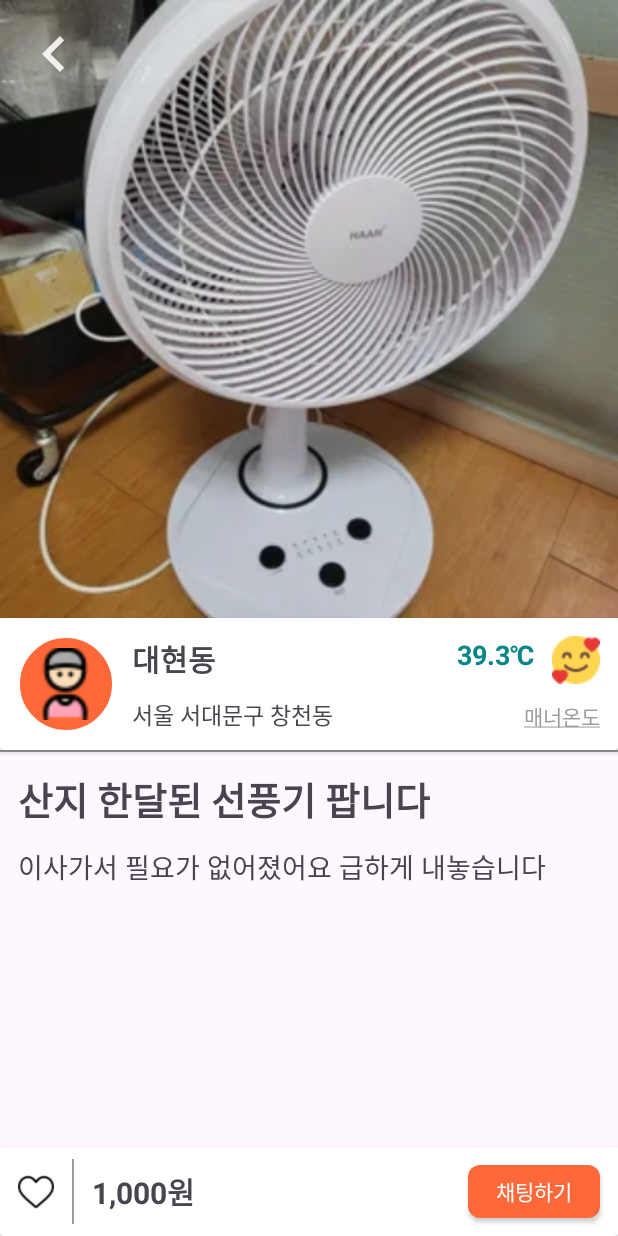
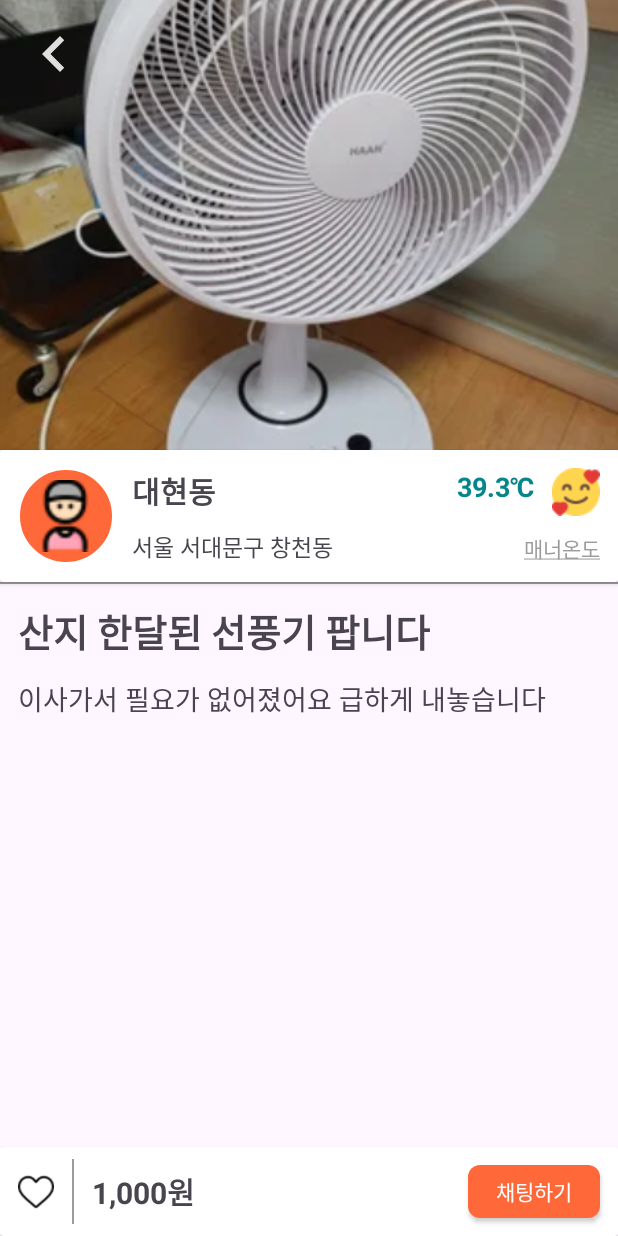
Before and after one commit to Kim-Min-Jong/apple_market, an Android app: the screen it shows after launch (DetailProductActivity), after a tap on "산지 한달된 선풍기 팝니다", on a phone screen of 412 x 824 dp. Run offline under Robolectric (Android 15) with nearby library versions, the phone set to English and light mode, and no system bars; 2 other taps on this screen came first.

Commit message:
[DESIGN] : 🎨 디테일 페이지 상품이미지 scaleType변경

```diff
--- a/app/src/main/res/layout/activity_detail_product.xml
+++ b/app/src/main/res/layout/activity_detail_product.xml
@@ -22,7 +22,7 @@
                 android:id="@+id/product_image_view"
                 android:layout_width="match_parent"
                 android:layout_height="wrap_content"
-                android:adjustViewBounds="true"
+                android:scaleType="centerCrop"
                 android:contentDescription="product"
                 app:layout_constraintEnd_toEndOf="parent"
                 app:layout_constraintStart_toStartOf="parent"
```
